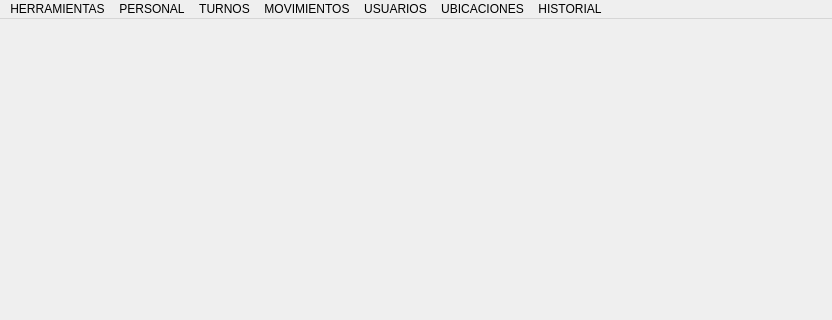
First picture: the form in blustock/ui/screens_uis/main.ui, repository MaxAPBusiness/Blustock, before the edit; both pictures show x 0 to 832 and y 0 to 320 of the 832 by 545 pixel window.
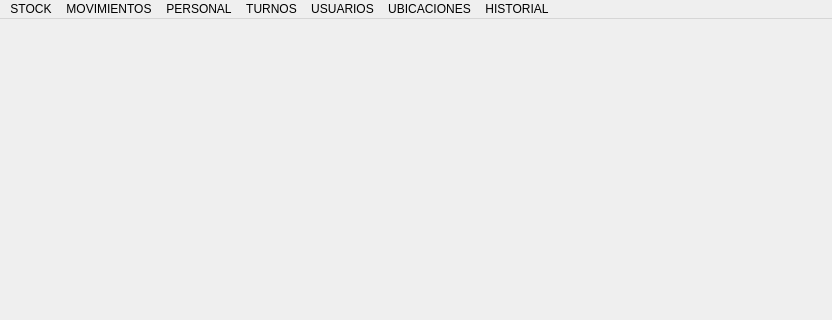
Second picture: the form after the edit.

Commit message: Arreglé deudas especiales, cambié secciones del menú de lugar.

```diff
--- a/blustock/ui/screens_uis/main.ui
+++ b/blustock/ui/screens_uis/main.ui
@@ -46,7 +46,7 @@
      </font>
     </property>
     <property name="title">
-     <string>HERRAMIENTAS</string>
+     <string>STOCK</string>
     </property>
     <addaction name="opcionStock"/>
     <addaction name="opcionSubgrupos"/>
@@ -98,9 +98,9 @@
     <addaction name="GestionUbicaciones"/>
    </widget>
    <addaction name="menuHerramientas"/>
+   <addaction name="menuMovimientos"/>
    <addaction name="menuPersonal"/>
    <addaction name="menuTurnos"/>
-   <addaction name="menuMovimientos"/>
    <addaction name="menuUsuarios"/>
    <addaction name="menuTalleres"/>
    <addaction name="menuHISTORIAL"/>
```
Left out of the diff: 4 changed lines with no effect on the pictures. The commit also changes 1 other file.
